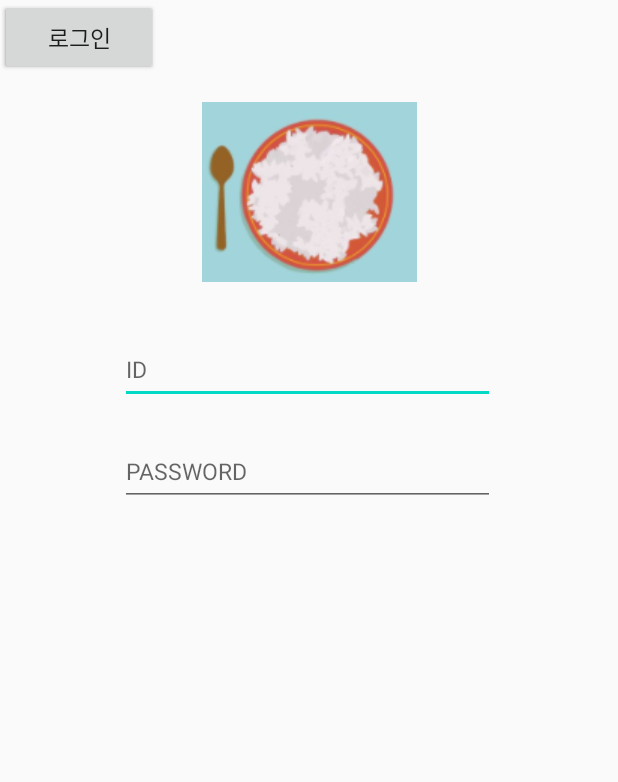
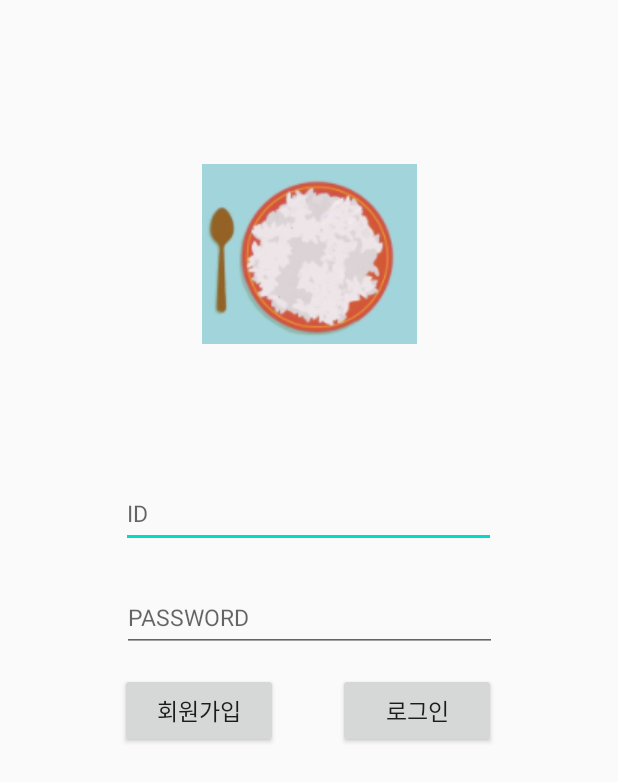
Before and after one commit to iptablecommandcode/Graduated_Work_User_Android, an Android app: the LogInPage screen opened directly, with no data from a screen before it, on a phone screen of 412 x 824 dp. Shown: the top 782 px of the screen. Run offline under Robolectric (Android 15) with nearby library versions, the phone set to English and light mode, and no system bars.

Commit message:
fixed login_page Button(login, create_account) layout

```diff
--- a/app/src/main/java/com/example/graduated_work_user_android/Chatting_room_main.java
+++ b/app/src/main/java/com/example/graduated_work_user_android/Chatting_room_main.java
@@ -3,7 +3,6 @@ package com.example.graduated_work_user_android;
         import android.app.Activity;
         import android.content.Intent;
         import android.os.Bundle;
-import android.view.Menu;
         import android.view.View;
         import android.widget.Button;
         import android.widget.ListView;
@@ -29,6 +28,9 @@ public class Chatting_room_main extends Activity {
 
                 Intent intent = new Intent(Chatting_room_main.this, Chatting_Matching_Review.class);
                 startActivity(intent);
+
+
+
             }
         });
     }
--- a/app/src/main/res/layout/chatting_room_main.xml
+++ b/app/src/main/res/layout/chatting_room_main.xml
@@ -24,8 +24,7 @@
         android:id="@+id/chatmain"
         android:layout_width="fill_parent"
         android:layout_height="wrap_content"
-        android:layout_weight="1"
-        >
+        android:layout_weight="1">
         <FrameLayout
             android:layout_width="fill_parent"
             android:layout_height="wrap_content">
@@ -36,9 +35,11 @@
                 android:listSelector="#00000000"
                 android:cacheColorHint="#00000000"
                 android:divider="#000000"
+                android:stackFromBottom="true"
                 android:transcriptMode="alwaysScroll"/>
         </FrameLayout>
     </LinearLayout>
+
     <LinearLayout
         android:layout_width="fill_parent"
         android:layout_height="wrap_content"
--- a/app/src/main/res/layout/login_page.xml
+++ b/app/src/main/res/layout/login_page.xml
@@ -9,33 +9,34 @@
         android:id="@+id/image"
         android:layout_width="wrap_content"
         android:layout_height="wrap_content"
-        android:layout_marginTop="68dp"
         android:src="@drawable/logo"
+        app:layout_constraintBottom_toBottomOf="parent"
         app:layout_constraintEnd_toEndOf="parent"
         app:layout_constraintStart_toStartOf="parent"
-        app:layout_constraintTop_toTopOf="parent" />
+        app:layout_constraintTop_toTopOf="parent"
+        app:layout_constraintVertical_bias="0.155" />
 
     <EditText
         android:id="@+id/edit1"
         android:layout_width="250dp"
         android:layout_height="45dp"
-        android:layout_marginStart="80dp"
-        android:layout_marginLeft="80dp"
-        android:layout_marginTop="224dp"
         android:hint="ID"
         android:textSize="15dp"
+        app:layout_constraintBottom_toBottomOf="parent"
+        app:layout_constraintEnd_toEndOf="parent"
+        app:layout_constraintHorizontal_bias="0.496"
         app:layout_constraintStart_toStartOf="parent"
-        app:layout_constraintTop_toTopOf="parent" />
+        app:layout_constraintTop_toTopOf="parent"
+        app:layout_constraintVertical_bias="0.411" />
 
     <EditText
         android:id="@+id/edit2"
         android:layout_width="250dp"
         android:layout_height="45dp"
-        android:layout_marginStart="80dp"
-        android:layout_marginLeft="80dp"
-        android:layout_marginTop="292dp"
         android:hint="PASSWORD"
         android:textSize="15dp"
+        app:layout_constraintBottom_toBottomOf="parent"
+        app:layout_constraintEnd_toEndOf="parent"
         app:layout_constraintStart_toStartOf="parent"
         app:layout_constraintTop_toTopOf="parent" />
 
@@ -45,8 +46,12 @@
         android:layout_height="50dp"
         android:text="회원가입"
         android:textSize="15dp"
-        tools:layout_editor_absoluteX="80dp"
-        tools:layout_editor_absoluteY="395dp"
+        app:layout_constraintBottom_toBottomOf="parent"
+        app:layout_constraintEnd_toEndOf="parent"
+        app:layout_constraintHorizontal_bias="0.261"
+        app:layout_constraintStart_toStartOf="parent"
+        app:layout_constraintTop_toTopOf="parent"
+        app:layout_constraintVertical_bias="0.58"
         tools:ignore="MissingConstraints" />
 
     <Button
@@ -55,8 +60,12 @@
         android:layout_height="50dp"
         android:text="로그인"
         android:textSize="15dp"
-        tools:layout_editor_absoluteX="225dp"
-        tools:layout_editor_absoluteY="395dp"
+        app:layout_constraintBottom_toBottomOf="parent"
+        app:layout_constraintEnd_toEndOf="parent"
+        app:layout_constraintHorizontal_bias="0.735"
+        app:layout_constraintStart_toStartOf="parent"
+        app:layout_constraintTop_toTopOf="parent"
+        app:layout_constraintVertical_bias="0.58"
         tools:ignore="MissingConstraints" />
 
 </androidx.constraintlayout.widget.ConstraintLayout>
```
Lines whose indentation alone changed are shown as unchanged.
